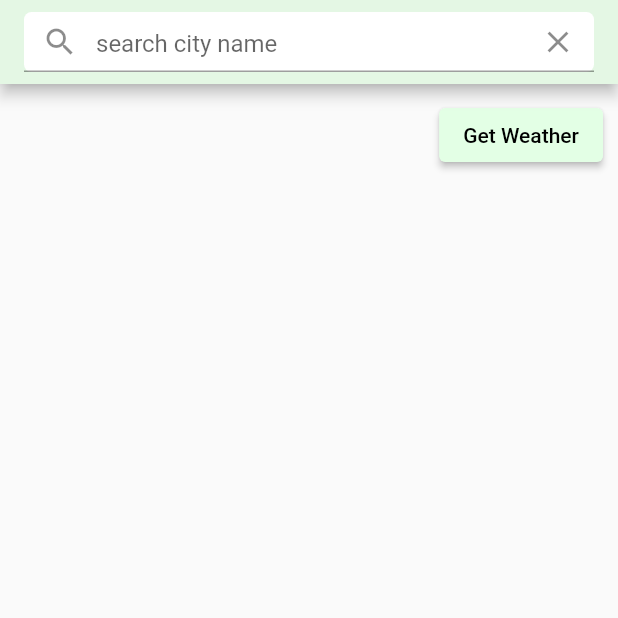
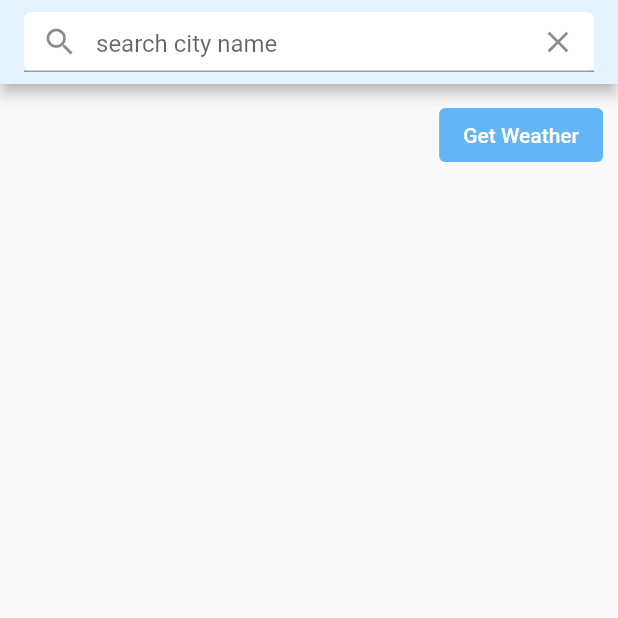
Before and after one commit to HMADAHMD/ClimateCast, a Flutter app: the screen it shows after launch, after a tap on the "search" icon, on a phone screen of 412 x 824 dp, the top half of it. Run offline on Flutter 3.47's test engine with Material 2 defaults, Android fonts, the phone set to English and light mode, and no system bars; our stand-ins replace flutter_spinkit, geolocator; network calls fail; statements that could not run were skipped.

Commit message:
Uichanges_completed

```diff
--- a/lib/Functionality/loading.dart
+++ b/lib/Functionality/loading.dart
@@ -14,12 +14,12 @@ class _LoadingState extends State<Loading> {
   @override
   void initState() {
     super.initState();
-    getLocationData();
-  }
+    getLocationData(); //it is called because whenever the app
+  } //will run it gets updated right after starting.
 
   void getLocationData() async {
     try {
-      Weather myWeather = Weather();
+      Weather myWeather = Weather(); //creating obect of weather class
       var weatherData = await myWeather.getLocationWeather();
 
       Navigator.of(context).push(MaterialPageRoute(builder: ((context) {
@@ -47,9 +47,10 @@ class LoadScreen extends StatelessWidget {
       home: Scaffold(
           body: Center(
         child: SpinKitWanderingCubes(
-          color: Colors.green,
+          color: Colors.blue,
         ),
       )),
+      debugShowCheckedModeBanner: false,
     );
   }
 }
--- a/lib/Screens/HomeScreen.dart
+++ b/lib/Screens/HomeScreen.dart
@@ -14,8 +14,10 @@ class _HomeScreenState extends State<HomeScreen> {
   var weatherinfo = Weather();
   int? temperature;
   var cityName;
-  var lat;
-  var long;
+  var mainn;
+  var humidity;
+  var high;
+  var low;
 
   @override
   void initState() {
@@ -26,21 +28,34 @@ class _HomeScreenState extends State<HomeScreen> {
     setState(() {
       double temp = weatherData['main']['temp'];
       temperature = temp.toInt();
-      lat = weatherData['coord']['lat'];
-      long = weatherData['coord']['lon'];
       cityName = weatherData['name'];
-      print("$temperature in $cityName");
+      mainn = weatherData['weather'][0]['main'];
+      var humid = weatherData['main']['humidity'];
+      humidity = humid.toInt();
+      var hig_h = weatherData['main']['temp_min'];
+      high = hig_h.toInt();
+      var lo_w = weatherData['main']['temp_min'];
+      low = lo_w.toInt();
     });
   }
 
   @override
   Widget build(BuildContext context) {
     return Scaffold(
-      body: Center(
-          child:
-              Column(crossAxisAlignment: CrossAxisAlignment.center, children: [
-        Padding(
-          padding: const EdgeInsets.fromLTRB(5, 70, 5, 10),
+      body: SafeArea(
+        child: Center(
+            child: Column(
+                crossAxisAlignment: CrossAxisAlignment.center,
+                children: [
+              Container(
+                decoration: const BoxDecoration(
+                  borderRadius: BorderRadius.only(
+                      bottomLeft: Radius.circular(50),
+                      bottomRight: Radius.circular(50)),
+                  color: Color.fromARGB(255, 228, 243, 255),
+                ),
+                child: Padding(
+                  padding: const EdgeInsets.fromLTRB(0, 30, 0, 10),
                   child: Row(
                     mainAxisAlignment: MainAxisAlignment.spaceEvenly,
                     children: [
@@ -49,10 +64,11 @@ class _HomeScreenState extends State<HomeScreen> {
                         width: 60,
                         child: TextButton(
                             onPressed: () async {
-                      var weatherInfo = await weatherinfo.getLocationWeather();
+                              var weatherInfo =
+                                  await weatherinfo.getLocationWeather();
                               updateUI(weatherInfo);
                             },
-                    child: Icon(
+                            child: const Icon(
                               Icons.location_city,
                               size: 35,
                               color: Colors.black,
@@ -83,8 +99,8 @@ class _HomeScreenState extends State<HomeScreen> {
                                   return SearchCity();
                                 }));
 
-                        var weatherInfo =
-                            await weatherinfo.getCityWeather(searchedCity);
+                                var weatherInfo = await weatherinfo
+                                    .getCityWeather(searchedCity);
                                 updateUI(weatherInfo);
                               },
                               icon: const Icon(
@@ -97,79 +113,49 @@ class _HomeScreenState extends State<HomeScreen> {
                     ],
                   ),
                 ),
-        Padding(
-          padding: const EdgeInsets.all(15.0),
-          child: Row(
-            children: [
-              Container(
-                decoration: BoxDecoration(
-                    color: Color.fromARGB(255, 234, 242, 254),
-                    borderRadius: BorderRadius.circular(10)),
-                width: 165,
-                height: 250,
-                child: Column(
-                  children: [
-                    Text('$temperature°c', style: TextStyle(fontSize: 40)),
-                  ],
-                ),
-              ),
-              SizedBox(
-                width: 29,
-              ),
-              Container(
-                decoration: BoxDecoration(
-                    color: Color.fromARGB(255, 245, 254, 234),
-                    borderRadius: BorderRadius.circular(10)),
-                width: 165,
-                height: 250,
-                child: Column(
-                  children: [
-                    Text(
-                      '$cityName',
-                      style: TextStyle(fontSize: 40),
               ),
               SizedBox(
                 height: 20,
               ),
+              Container(
+                decoration: BoxDecoration(
+                    color: Colors.blue[100],
+                    borderRadius: BorderRadius.circular(100)),
+                child: Padding(
+                  padding: const EdgeInsets.symmetric(
+                      vertical: 40.0, horizontal: 70),
+                  child: Column(
+                    children: [
+                      Text('$cityName', style: TextStyle(fontSize: 30)),
                       Text(
-                      "Lat $lat\nLong $long",
+                        '$temperature°',
+                        style: TextStyle(fontSize: 110),
+                      ),
+                      Text(
+                        '$mainn',
                         style: TextStyle(fontSize: 20),
-                    )
+                      ),
+                      Text('Humidity: $humidity',
+                          style: TextStyle(fontSize: 16)),
+                      SizedBox(
+                        height: 10,
+                      ),
+                      Row(
+                        mainAxisSize: MainAxisSize.min,
+                        children: [
+                          Text('H:$high'),
+                          const SizedBox(
+                            width: 20,
+                          ),
+                          Text('L:$low')
                         ],
-                ),
                       ),
                     ],
                   ),
                 ),
-        SizedBox(
-          height: 20,
+              )
+            ])),
       ),
-      ])),
     );
   }
 }
-
-class reusableButton extends StatelessWidget {
-  const reusableButton({
-    Key? key,
-  }) : super(key: key);
-
-  @override
-  Widget build(BuildContext context) {
-    return SizedBox(
-      width: 150,
-      height: 60,
-      child: ElevatedButton(
-          style: ElevatedButton.styleFrom(
-            backgroundColor: Color.fromARGB(255, 44, 85, 45),
-          ),
-          onPressed: () {
-            print("button");
-          },
-          child: const Text(
-            "Get location",
-            style: TextStyle(fontSize: 20),
-          )),
-    );
-  }
-}
--- a/lib/Screens/SearchCity.dart
+++ b/lib/Screens/SearchCity.dart
@@ -16,9 +16,10 @@ class Search extends StatelessWidget {
   @override
   Widget build(BuildContext context) {
     return MaterialApp(
+      theme: ThemeData(primarySwatch: Colors.blue),
       home: Scaffold(
         appBar: AppBar(
-          backgroundColor: Color.fromARGB(255, 228, 247, 228),
+          backgroundColor: Color.fromARGB(255, 228, 243, 255),
           title: Container(
             width: double.infinity,
             height: 40,
@@ -45,19 +46,19 @@ class Search extends StatelessWidget {
             alignment: Alignment.topRight,
             child: ElevatedButton(
               style: ElevatedButton.styleFrom(
-                  backgroundColor: Color.fromARGB(255, 227, 255, 229)),
+                  backgroundColor: Colors.blue[300], elevation: 0),
               onPressed: () {
                 Navigator.pop(context, cityName);
                 print("get weather");
               },
               child: const Text(
                 "Get Weather",
-                style: TextStyle(color: Colors.black),
+                style: TextStyle(color: Colors.white),
               ),
             ),
           ),
         ),
-      ),
+      ),debugShowCheckedModeBanner: false,
     );
   }
 }
--- a/lib/main.dart
+++ b/lib/main.dart
@@ -25,6 +25,7 @@ class MainLoading extends StatelessWidget {
   @override
   Widget build(BuildContext context) {
     return MaterialApp(
+      theme: ThemeData(primarySwatch: Colors.green),
       debugShowCheckedModeBanner: false,
       home: Loading(),
     );
```
Also changed, not shown: 1 other file. Lines whose indentation alone changed are shown as unchanged.
